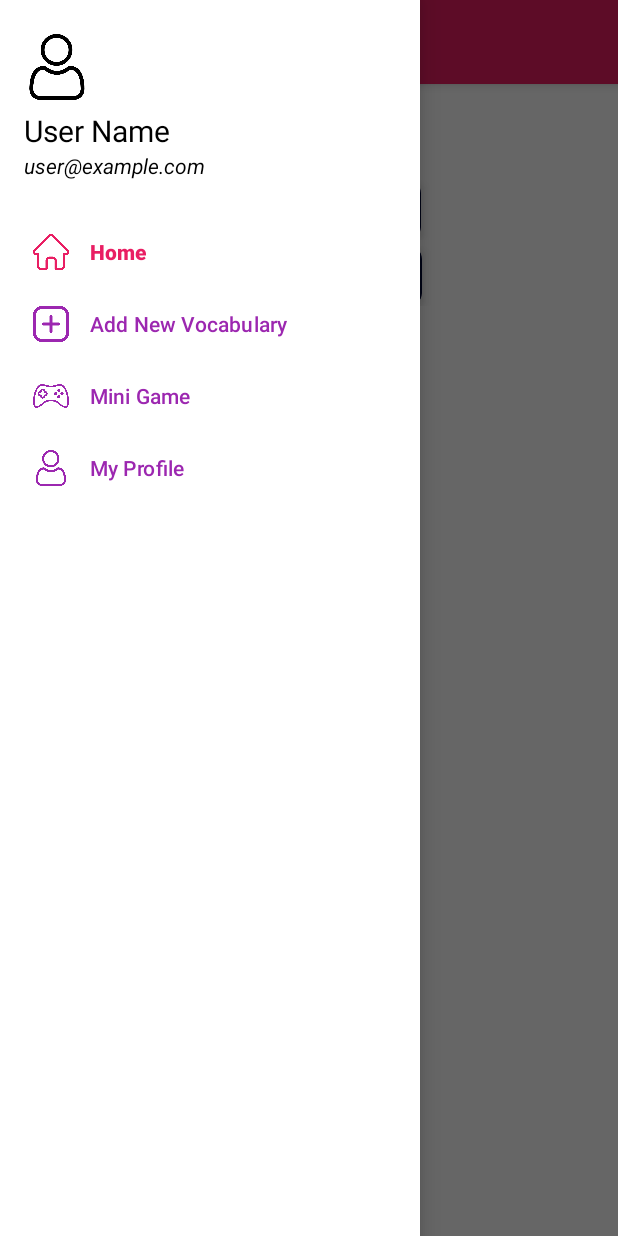
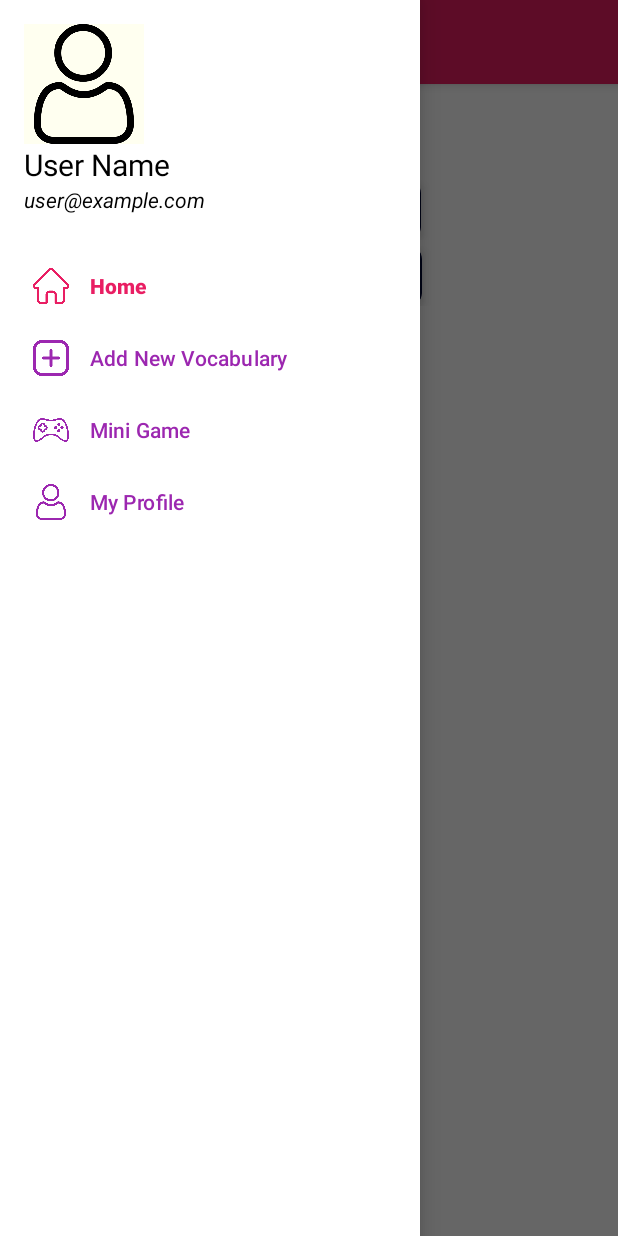
Before and after one commit to Lelekhoa1812/Linguaphile, an Android app: the screen it shows after launch (MainActivity), with the side drawer open, on a phone screen of 412 x 824 dp. Run offline under Robolectric (Android 15) with nearby library versions, the phone set to English and light mode, and no system bars; our stand-ins replace Room's generated code, navigation-ui.

Commit message:
Eighteenth commit. Ensure background color set after selection, nav header shows image dynamically upon user updates and remove image cropping.

```diff
--- a/app/src/main/java/com/example/linguaphile/fragments/ProfileFragment.kt
+++ b/app/src/main/java/com/example/linguaphile/fragments/ProfileFragment.kt
@@ -97,7 +97,8 @@ class ProfileFragment : Fragment() {
     // Function to handle avatar selection, dynamically adjust visibility
     private fun selectAvatar(resId: Int) {
         selectedImageResId = resId
-        binding.selectedProfileImageView.setImageResource(resId)
+        binding.selectedProfileImageView.setImageResource(resId) // Set the avatar user chose at edit mode
+        binding.selectedProfileImageView.setBackgroundColor(getBackgroundColorForImage(resId)) // Set background color directly on selection
         binding.selectedProfileImageView.visibility = View.VISIBLE
         binding.avatarScrollView.visibility = View.GONE
     }
--- a/app/src/main/res/layout/fragment_profile.xml
+++ b/app/src/main/res/layout/fragment_profile.xml
@@ -25,8 +25,7 @@
                 android:layout_height="100dp"
                 android:src="@drawable/user"
                 android:layout_marginBottom="16dp"
-                android:background="#FFFFF0"
-                android:scaleType="centerCrop" />
+                android:background="#FFFFF0" />
 
             <TextView
                 android:id="@+id/userNameTextView"
@@ -67,7 +66,6 @@
                 android:layout_height="100dp"
                 android:src="@drawable/upload"
                 android:layout_marginBottom="16dp"
-                android:scaleType="centerCrop"
                 android:visibility="gone" />
 
             <!-- Horizontal Scroller selecting image resources -->
--- a/app/src/main/res/layout/nav_header_main.xml
+++ b/app/src/main/res/layout/nav_header_main.xml
@@ -6,12 +6,15 @@
     android:padding="16dp"
     android:background="@color/colorTextPrimary">
 
+    <!-- Profile img resId and corresponding class background color -->
     <ImageView
         android:id="@+id/imageView"
-        android:layout_width="44dp"
-        android:layout_height="57dp"
-        android:src="@drawable/user" />
+        android:layout_width="80dp"
+        android:layout_height="80dp"
+        android:src="@drawable/user"
+        android:background="@color/ivory"/>
 
+    <!-- Name as title -->
     <TextView
         android:id="@+id/nav_header_title"
         android:layout_width="wrap_content"
@@ -20,6 +23,7 @@
         android:textColor="@android:color/black"
         android:textSize="20sp" />
 
+    <!-- Email as sub-title -->
     <TextView
         android:id="@+id/nav_header_subtitle"
         android:layout_width="wrap_content"
```
Also changed, not shown: app/src/main/java/com/example/linguaphile/MainActivity.kt (+30 -2 lines).
